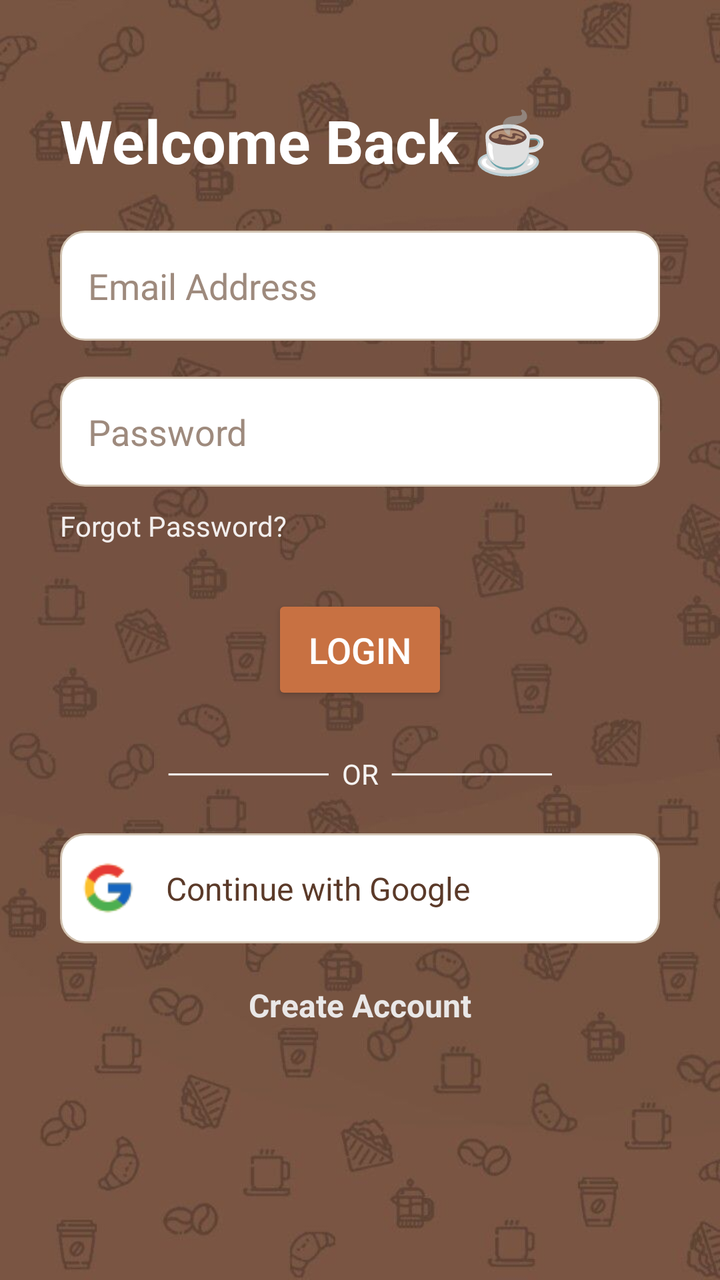
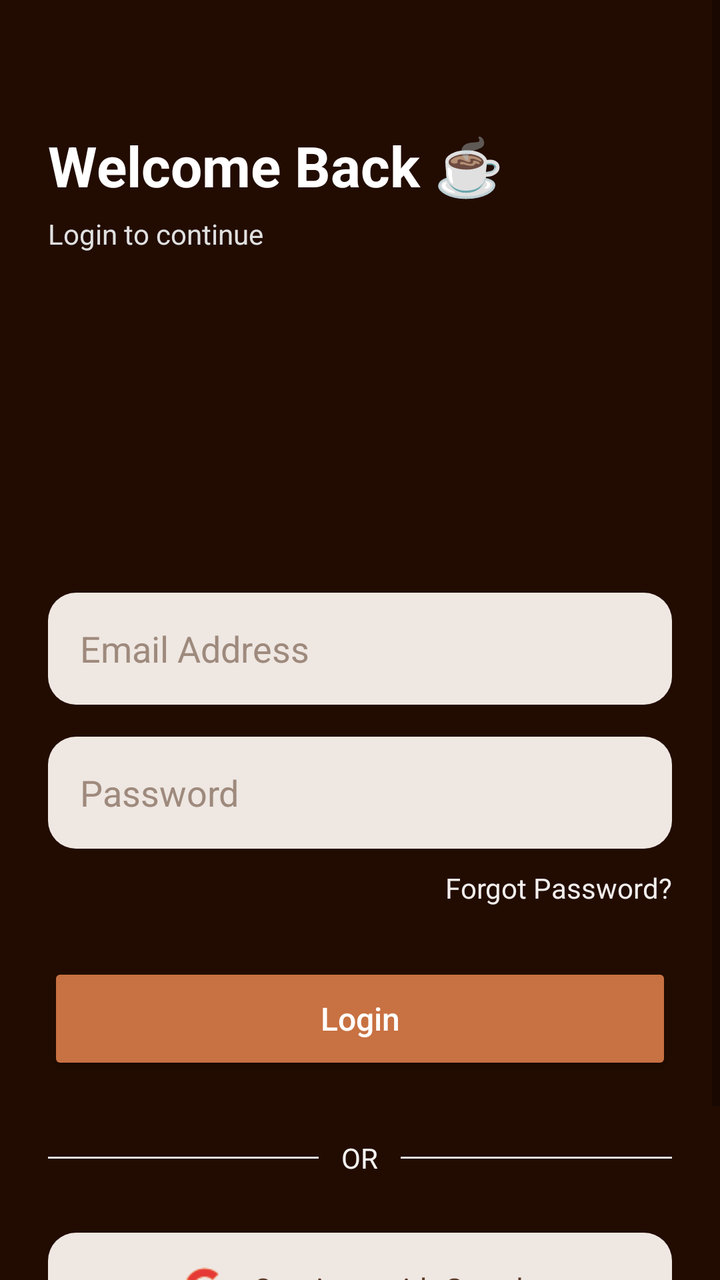

Before-and-after screenshots of an Android layout around one commit, followed by the original layout XML and the change that was made.
<!-- AndroidManifest.xml: application theme Theme.CoffeeApp -->
<!-- res/layout/login_activity.xml -->
<?xml version="1.0" encoding="utf-8"?>
<ScrollView xmlns:android="http://schemas.android.com/apk/res/android"
    android:layout_width="match_parent"
    android:layout_height="match_parent"
    android:background="@drawable/coffee_bg1">

    <LinearLayout
        android:layout_width="match_parent"
        android:layout_height="wrap_content"
        android:padding="30dp"
        android:orientation="vertical">

        
        <TextView
            android:layout_width="wrap_content"
            android:layout_height="wrap_content"
            android:text="Welcome Back ☕"
            android:textSize="30sp"
            android:paddingTop="20dp"
            android:textStyle="bold"
            android:textColor="@color/white" />

        
        <EditText
            android:id="@+id/etEmail"
            android:layout_width="match_parent"
            android:layout_height="55dp"
            android:layout_marginTop="25dp"
            android:background="@drawable/rounded_edittext"
            android:hint="Email Address"
            android:padding="14dp"
            android:textColorHint="#9E8A7D"
            android:inputType="textEmailAddress" />

        
        <EditText
            android:id="@+id/etPassword"
            android:layout_width="match_parent"
            android:layout_height="55dp"
            android:layout_marginTop="18dp"
            android:background="@drawable/rounded_edittext"
            android:hint="Password"
            android:padding="14dp"
            android:textColorHint="#9E8A7D"
            android:inputType="textPassword" />

        
        <TextView
            android:id="@+id/tvForgot"
            android:layout_width="wrap_content"
            android:layout_height="wrap_content"
            android:text="Forgot Password?"
            android:textColor="#F2EEED"
            android:layout_marginTop="10dp" />

        
        <Button
            android:id="@+id/btnLogin"
            android:layout_width="wrap_content"
            android:layout_height="55dp"
            android:layout_marginTop="25dp"
            android:backgroundTint="#C87142"
            android:text="Login"
            android:layout_gravity="center"
            android:textColor="#FFFFFF"
            android:textSize="18sp" />

        
        <TextView
            android:layout_width="match_parent"
            android:layout_height="wrap_content"
            android:text="────────  OR  ────────"
            android:textColor="#F6F4F2"
            android:gravity="center"
            android:layout_marginTop="25dp"/>

        
        <LinearLayout
            android:id="@+id/btnGoogleLogin"
            android:layout_width="match_parent"
            android:layout_height="55dp"
            android:layout_marginTop="20dp"
            android:background="@drawable/rounded_edittext"
            android:gravity="center_vertical"
            android:padding="10dp"
            android:orientation="horizontal">

            <ImageView
                android:layout_width="28dp"
                android:layout_height="28dp"
                android:src="@drawable/google_icon"
                android:contentDescription="Google Login" />

            <TextView
                android:layout_width="wrap_content"
                android:layout_height="wrap_content"
                android:text="Continue with Google"
                android:layout_marginStart="15dp"
                android:textSize="16sp"
                android:textColor="#5B3A29"/>
        </LinearLayout>

        
        <TextView
            android:id="@+id/tvSignupClick"
            android:layout_width="wrap_content"
            android:layout_height="wrap_content"
            android:layout_gravity="center"
            android:layout_marginTop="20dp"
            android:text="Create Account"
            android:textColor="#E9E7E7"
            android:textSize="16sp"
            android:textStyle="bold" />

    </LinearLayout>

</ScrollView>
<!-- resources referenced by this layout -->
<resources>
  <color name="white">#FFFFFFFF</color>
  <!-- drawable coffee_bg1: jpeg bitmap (drawable, 39469 bytes) -->
  <!-- drawable google_icon: png bitmap (drawable, 934 bytes) -->
  <!-- drawable rounded_edittext (drawable) -->
  <?xml version="1.0" encoding="utf-8"?>
  <shape xmlns:android="http://schemas.android.com/apk/res/android"
      android:shape="rectangle">
      <solid android:color="#FFFFFF"/>
      <corners android:radius="12dp"/>
      <stroke android:width="1dp" android:color="#D1C2B0"/>
  </shape>
  <style name="Theme.CoffeeApp" parent="Theme.Material3.Light.NoActionBar">
  
          
          <item name="android:colorBackground">@color/cream_light</item>
          <item name="colorSurface">@color/cream_light</item>
          <item name="colorOnSurface">@color/brown_dark</item>
  
          
          <item name="colorPrimary">@color/accent_gold</item>
          <item name="colorOnPrimary">@color/white</item>
  
          
          <item name="colorSecondary">@color/brown_medium</item>
          <item name="colorOnSecondary">@color/white</item>
  
          
          <item name="android:statusBarColor">@color/brown_dark</item>
          <item name="android:navigationBarColor">@color/brown_dark</item>
  
          
          <item name="materialCardViewStyle">@style/CoffeeCardStyle</item>
      </style>
  <color name="cream_light">#F5E9DE</color>
  <color name="brown_dark">#3B2922</color>
  <color name="accent_gold">#E0A65D</color>
  <color name="brown_medium">#5A3E31</color>
  <style name="CoffeeCardStyle" parent="Widget.Material3.CardView.Elevated">
          <item name="cardBackgroundColor">@color/cream_light</item>
          <item name="cardElevation">4dp</item>
          <item name="shapeAppearance">@style/CoffeeCardShape</item>
      </style>
  <style name="CoffeeCardShape" parent="">
          <item name="cornerFamily">rounded</item>
          <item name="cornerSize">16dp</item>
      </style>
</resources>

<!-- the commit's change to res/layout/login_activity.xml (unified diff, before → after) -->
@@ -2,12 +2,13 @@
 <ScrollView xmlns:android="http://schemas.android.com/apk/res/android"
     android:layout_width="match_parent"
     android:layout_height="match_parent"
-    android:background="@drawable/coffee_bg1">
+   android:background="@color/darkBrown"
+    android:fillViewport="true">
 
     <LinearLayout
         android:layout_width="match_parent"
         android:layout_height="wrap_content"
-        android:padding="30dp"
+        android:padding="24dp"
         android:orientation="vertical">
 
         
@@ -15,20 +16,39 @@
             android:layout_width="wrap_content"
             android:layout_height="wrap_content"
             android:text="Welcome Back ☕"
-            android:textSize="30sp"
-            android:paddingTop="20dp"
+            android:textSize="28sp"
             android:textStyle="bold"
-            android:textColor="@color/white" />
+            android:textColor="@color/white"
+            android:layout_marginTop="40dp" />
+
+        <TextView
+            android:layout_width="wrap_content"
+            android:layout_height="wrap_content"
+            android:text="Login to continue"
+            android:textSize="14sp"
+            android:textColor="#E0E0E0"
+            android:layout_marginTop="6dp"/>
+        
+
 
         
+        <ImageView
+            android:id="@+id/imgLoginGif"
+            android:layout_width="200dp"
+            android:layout_height="150dp"
+            android:layout_gravity="center"
+            android:scaleType="fitCenter" />
+
         <EditText
             android:id="@+id/etEmail"
             android:layout_width="match_parent"
-            android:layout_height="55dp"
-            android:layout_marginTop="25dp"
+            android:layout_height="56dp"
+            android:layout_marginTop="20dp"
             android:background="@drawable/rounded_edittext"
             android:hint="Email Address"
-            android:padding="14dp"
+            android:paddingStart="16dp"
+            android:paddingEnd="16dp"
+            android:textColor="#000000"
             android:textColorHint="#9E8A7D"
             android:inputType="textEmailAddress" />
 
@@ -36,11 +56,13 @@
         <EditText
             android:id="@+id/etPassword"
             android:layout_width="match_parent"
-            android:layout_height="55dp"
-            android:layout_marginTop="18dp"
+            android:layout_height="56dp"
+            android:layout_marginTop="16dp"
             android:background="@drawable/rounded_edittext"
             android:hint="Password"
-            android:padding="14dp"
+            android:paddingStart="16dp"
+            android:paddingEnd="16dp"
+            android:textColor="#000000"
             android:textColorHint="#9E8A7D"
             android:inputType="textPassword" />
 
@@ -50,54 +72,75 @@
             android:layout_width="wrap_content"
             android:layout_height="wrap_content"
             android:text="Forgot Password?"
+            android:textSize="14sp"
             android:textColor="#F2EEED"
+            android:layout_gravity="end"
             android:layout_marginTop="10dp" />
 
         
         <Button
             android:id="@+id/btnLogin"
-            android:layout_width="wrap_content"
-            android:layout_height="55dp"
-            android:layout_marginTop="25dp"
+            android:layout_width="match_parent"
+            android:layout_height="56dp"
+            android:layout_marginTop="28dp"
+            android:text="Login"
+            android:textAllCaps="false"
+            android:textSize="16sp"
+            android:textColor="@android:color/white"
             android:backgroundTint="#C87142"
-            android:text="Login"
-            android:layout_gravity="center"
-            android:textColor="#FFFFFF"
-            android:textSize="18sp" />
+            android:elevation="4dp"/>
 
         
-        <TextView
+        <LinearLayout
             android:layout_width="match_parent"
             android:layout_height="wrap_content"
-            android:text="────────  OR  ────────"
-            android:textColor="#F6F4F2"
+            android:orientation="horizontal"
             android:gravity="center"
-            android:layout_marginTop="25dp"/>
+            android:layout_marginTop="24dp">
+
+            <View
+                android:layout_width="0dp"
+                android:layout_height="1dp"
+                android:layout_weight="1"
+                android:background="#E0E0E0"/>
+
+            <TextView
+                android:layout_width="wrap_content"
+                android:layout_height="wrap_content"
+                android:text=" OR "
+                android:textColor="#F6F4F2"
+                android:padding="8dp"/>
+
+            <View
+                android:layout_width="0dp"
+                android:layout_height="1dp"
+                android:layout_weight="1"
+                android:background="#E0E0E0"/>
+        </LinearLayout>
 
         
         <LinearLayout
             android:id="@+id/btnGoogleLogin"
             android:layout_width="match_parent"
-            android:layout_height="55dp"
+            android:layout_height="56dp"
             android:layout_marginTop="20dp"
             android:background="@drawable/rounded_edittext"
-            android:gravity="center_vertical"
-            android:padding="10dp"
-            android:orientation="horizontal">
+            android:gravity="center"
+            android:orientation="horizontal"
+            android:elevation="2dp">
 
             <ImageView
-                android:layout_width="28dp"
-                android:layout_height="28dp"
-                android:src="@drawable/google_icon"
-                android:contentDescription="Google Login" />
+                android:layout_width="24dp"
+                android:layout_height="24dp"
+                android:src="@drawable/google_icon"/>
 
             <TextView
                 android:layout_width="wrap_content"
                 android:layout_height="wrap_content"
                 android:text="Continue with Google"
-                android:layout_marginStart="15dp"
-                android:textSize="16sp"
-                android:textColor="#5B3A29"/>
+                android:textSize="15sp"
+                android:textColor="#5B3A29"
+                android:layout_marginStart="12dp"/>
         </LinearLayout>
 
         
@@ -106,12 +149,11 @@
             android:layout_width="wrap_content"
             android:layout_height="wrap_content"
             android:layout_gravity="center"
-            android:layout_marginTop="20dp"
+            android:layout_marginTop="24dp"
             android:text="Create Account"
-            android:textColor="#E9E7E7"
-            android:textSize="16sp"
-            android:textStyle="bold" />
+            android:textSize="15sp"
+            android:textStyle="bold"
+            android:textColor="#E9E7E7"/>
 
     </LinearLayout>
-
 </ScrollView>
<!-- resource entries referenced after the edit -->
@@ -1,17 +1,14 @@
 <!-- resources referenced by this layout -->
 <resources>
+  <color name="darkBrown">#220c01</color>
   <color name="white">#FFFFFFFF</color>
-  <!-- drawable coffee_bg1: jpeg bitmap (drawable, 39469 bytes) -->
   <!-- drawable google_icon: png bitmap (drawable, 934 bytes) -->
   <!-- drawable rounded_edittext (drawable) -->
-  <?xml version="1.0" encoding="utf-8"?>
-  <shape xmlns:android="http://schemas.android.com/apk/res/android"
-      android:shape="rectangle">
-      <solid android:color="#FFFFFF"/>
-      <corners android:radius="12dp"/>
-      <stroke android:width="1dp" android:color="#D1C2B0"/>
+  <shape xmlns:android="http://schemas.android.com/apk/res/android">
+      <solid android:color="#EFE7E2"/>
+      <corners android:radius="14dp"/>
   </shape>
-  <style name="Theme.CoffeeApp" parent="Theme.Material3.Light.NoActionBar">
+  <style name="Theme.CoffeeApp" parent="Theme.MaterialComponents.DayNight.NoActionBar">
   
           
           <item name="android:colorBackground">@color/cream_light</item>
@@ -32,6 +29,7 @@
   
           
           <item name="materialCardViewStyle">@style/CoffeeCardStyle</item>
+  
       </style>
   <color name="cream_light">#F5E9DE</color>
   <color name="brown_dark">#3B2922</color>
